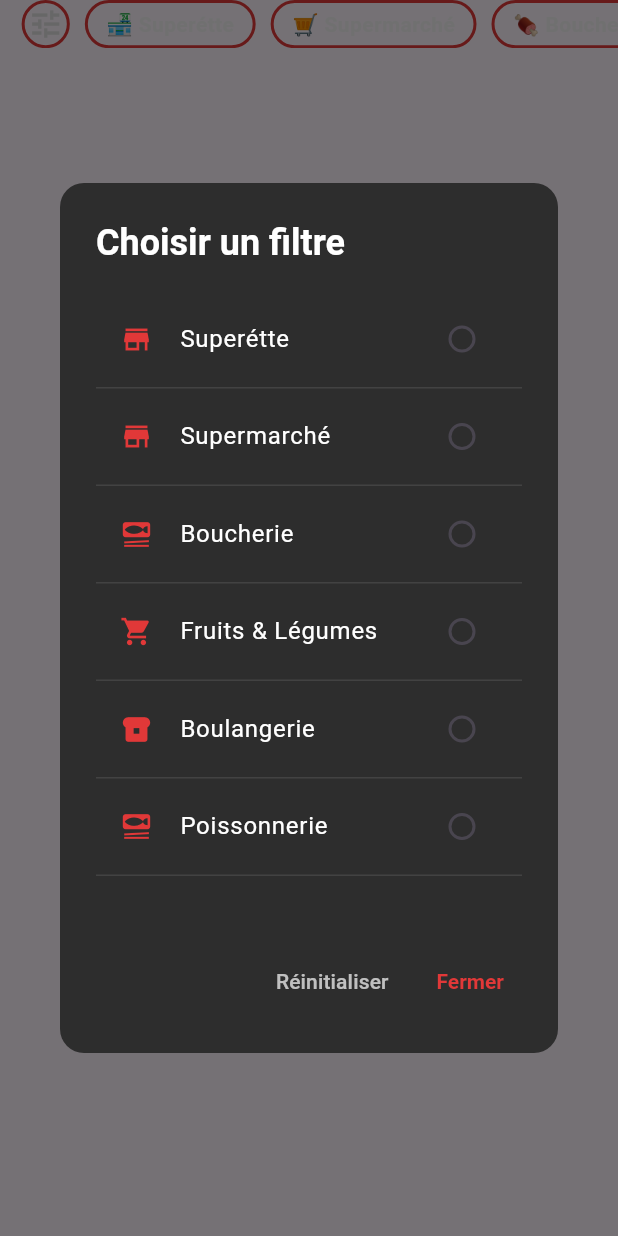
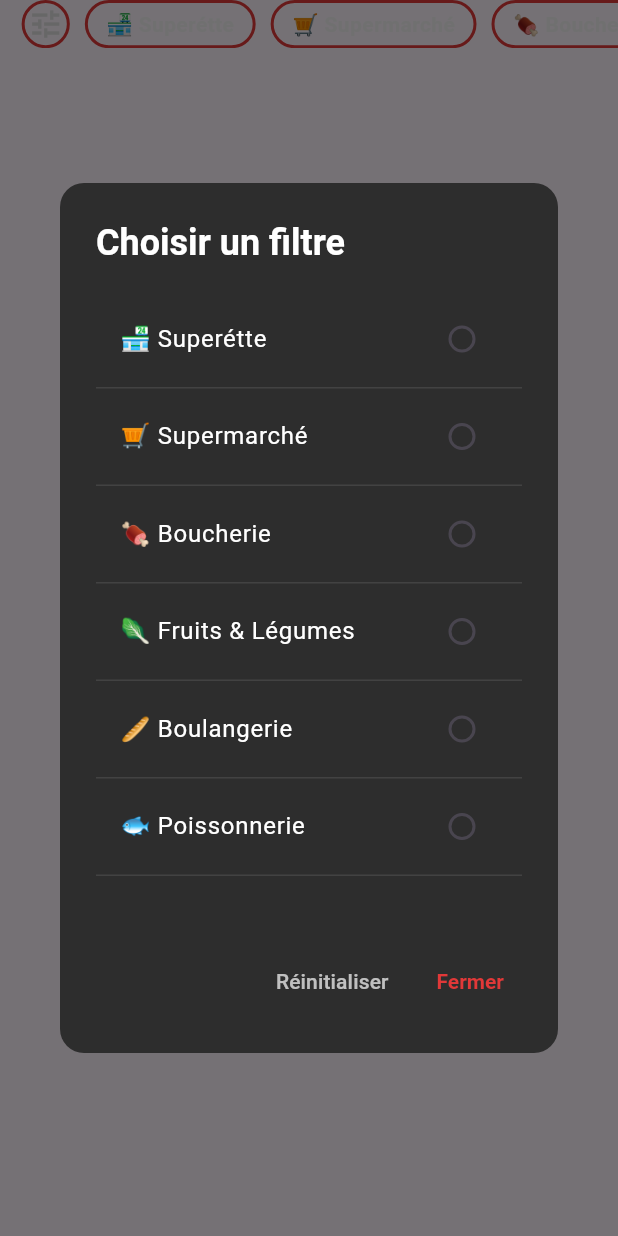
Before and after one commit to Tayeb-Bgh/QuickLiv, a Flutter app: the HorizontalRadioButtons widget shown alone on an empty page, opened directly, after a tap on the "tune" icon, on a phone screen of 412 x 824 dp. Run offline on Flutter 3.47's test engine with Material 3 defaults, Android fonts, the phone set to English and light mode, and no system bars; our stand-ins replace auto_size_text, card_swiper, curved_navigation_bar, device_info_plus, dio, dotted_line and 14 more; missing offline and left inert: flutter_polyline_points, light_dark_theme_toggle; accounts and stored records are empty; network calls fail.

Commit message:
Ma, fix filter problem on restaurant and grocery

```diff
--- a/mobileapp/lib/core/utils/utility_functions.dart
+++ b/mobileapp/lib/core/utils/utility_functions.dart
@@ -99,3 +99,7 @@ dynamic gramsToKg(int quantity) {
   double result = quantity / 1000;
   return result % 1 == 0 ? result.toInt() : result;
 }
+
+double roundToTwoDecimals(double value) {
+  return double.parse(value.toStringAsFixed(2));
+}
--- a/mobileapp/lib/features/customer/groceries/presentation/widgets/horizontal_radio_buttons.dart
+++ b/mobileapp/lib/features/customer/groceries/presentation/widgets/horizontal_radio_buttons.dart
@@ -10,15 +10,32 @@ class HorizontalRadioButtons extends ConsumerWidget {
   void _showFilterDialog(BuildContext context, WidgetRef ref) {
     final selected = ref.watch(selectedCategoryProvider);
     final isDarkMode = ref.watch(darkModeProvider);
+
     final categories = [
-      {'label': 'Superétte', 'icon': Icons.store},
-      {'label': "Supermarché", 'icon': Icons.store},
-      {'label': 'Boucherie', 'icon': Icons.set_meal},
-      {'label': "Fruits & Légumes", 'icon': Icons.local_grocery_store},
-      {'label': "Boulangerie", 'icon': Icons.breakfast_dining},
-      {'label': "Poissonnerie", 'icon': Icons.set_meal},
-      {'label': "Fromagerie", 'icon': Icons.lunch_dining},
-      {'label': "Épices", 'icon': Icons.eco},
+      {'value': 'Superétte', 'label': '🏪 Superétte', 'icon': Icons.store},
+      {'value': 'Supermarché', 'label': "🛒 Supermarché", 'icon': Icons.store},
+      {'value': 'Boucherie', 'label': '🍖 Boucherie', 'icon': Icons.set_meal},
+      {
+        'value': 'Fruits & Légumes',
+        'label': "🥬 Fruits & Légumes",
+        'icon': Icons.local_grocery_store,
+      },
+      {
+        'value': 'Boulangerie',
+        'label': "🥖 Boulangerie",
+        'icon': Icons.breakfast_dining,
+      },
+      {
+        'value': 'Poissonnerie',
+        'label': "🐟 Poissonnerie",
+        'icon': Icons.set_meal,
+      },
+      {
+        'value': 'Fromagerie',
+        'label': "🧀 Fromagerie",
+        'icon': Icons.lunch_dining,
+      },
+      {'value': 'Épices', 'label': "🌿 Épices", 'icon': Icons.eco},
     ];
 
     showDialog(
@@ -51,14 +68,14 @@ class HorizontalRadioButtons extends ConsumerWidget {
                     ),
                 itemBuilder: (context, index) {
                   final category = categories[index];
-                  final isSelected = selected == category['label'];
+                  final isSelected = selected == category['value'];
 
                   return ListTile(
-                    leading: Icon(
+                    /* leading: Icon(
                       category['icon'] as IconData,
                       color: kPrimaryRed,
                       size: 22,
-                    ),
+                    ), */
                     title: Text(
                       category['label'] as String,
                       style: TextStyle(
@@ -68,7 +85,7 @@ class HorizontalRadioButtons extends ConsumerWidget {
                       ),
                     ),
                     trailing: Radio<String>(
-                      value: category['label'] as String,
+                      value: category['value'] as String,
                       groupValue: selected,
                       onChanged: (value) {
                         ref.read(selectedCategoryProvider.notifier).state =
@@ -85,7 +102,7 @@ class HorizontalRadioButtons extends ConsumerWidget {
                     ),
                     onTap: () {
                       ref.read(selectedCategoryProvider.notifier).state =
-                          category['label'] as String;
+                          category['value'] as String;
                       Navigator.pop(context);
                     },
                     shape: RoundedRectangleBorder(
@@ -124,17 +141,33 @@ class HorizontalRadioButtons extends ConsumerWidget {
     final height = MediaQuery.of(context).size.height;
     final width = MediaQuery.of(context).size.width;
     final isDarkMode = ref.watch(darkModeProvider);
+    final selected = ref.watch(selectedCategoryProvider);
 
-    final selected = ref.watch(selectedCategoryProvider);
     final categories = [
-      {'label': '🏪 Superétte', 'icon': Icons.store},
-      {'label': "🛒 Supermarché", 'icon': Icons.store},
-      {'label': '🍖 Boucherie', 'icon': Icons.set_meal},
-      {'label': "🥬 Fruits & Légumes", 'icon': Icons.local_grocery_store},
-      {'label': "🥖 Boulangerie", 'icon': Icons.breakfast_dining},
-      {'label': "🐟 Poissonnerie", 'icon': Icons.set_meal},
-      {'label': "🧀 Fromagerie", 'icon': Icons.lunch_dining},
-      {'label': "🌿 Épices", 'icon': Icons.eco},
+      {'value': 'Superétte', 'label': '🏪 Superétte', 'icon': Icons.store},
+      {'value': 'Supermarché', 'label': "🛒 Supermarché", 'icon': Icons.store},
+      {'value': 'Boucherie', 'label': '🍖 Boucherie', 'icon': Icons.set_meal},
+      {
+        'value': 'Fruits & Légumes',
+        'label': "🥬 Fruits & Légumes",
+        'icon': Icons.local_grocery_store,
+      },
+      {
+        'value': 'Boulangerie',
+        'label': "🥖 Boulangerie",
+        'icon': Icons.breakfast_dining,
+      },
+      {
+        'value': 'Poissonnerie',
+        'label': "🐟 Poissonnerie",
+        'icon': Icons.set_meal,
+      },
+      {
+        'value': 'Fromagerie',
+        'label': "🧀 Fromagerie",
+        'icon': Icons.lunch_dining,
+      },
+      {'value': 'Épices', 'label': "🌿 Épices", 'icon': Icons.eco},
     ];
 
     return SizedBox(
@@ -142,16 +175,14 @@ class HorizontalRadioButtons extends ConsumerWidget {
       child: ListView.separated(
         scrollDirection: Axis.horizontal,
         padding: EdgeInsets.symmetric(horizontal: width * kDefaultPadding),
-        itemCount: categories.length + 1, // +1 pour le bouton settings
+        itemCount: categories.length + 1,
         separatorBuilder: (_, __) => const SizedBox(width: 10),
         itemBuilder: (context, index) {
-          // Premier élément = bouton settings
           if (index == 0) {
             return GestureDetector(
               onTap: () => _showFilterDialog(context, ref),
               child: Container(
-                width:
-                    height * 0.039, // Carré de la même hauteur que les autres
+                width: height * 0.039,
                 decoration: BoxDecoration(
                   color: Colors.transparent,
                   border: Border.all(color: kPrimaryRed, width: 2),
@@ -166,14 +197,13 @@ class HorizontalRadioButtons extends ConsumerWidget {
             );
           }
 
-          // Les autres éléments normaux
           final category = categories[index - 1];
-          final isSelected = selected == category['label'];
+          final isSelected = selected == category['value'];
 
           return GestureDetector(
             onTap: () {
-              final selected = isSelected ? null : category['label'] as String;
-              ref.read(selectedCategoryProvider.notifier).state = selected;
+              final newValue = isSelected ? null : category['value'] as String;
+              ref.read(selectedCategoryProvider.notifier).state = newValue;
             },
             child: AnimatedContainer(
               duration: const Duration(milliseconds: 200),
@@ -186,19 +216,7 @@ class HorizontalRadioButtons extends ConsumerWidget {
                 border: Border.all(color: kPrimaryRed, width: 2),
                 borderRadius: BorderRadius.circular(30),
               ),
-              child: Row(
-                children: [
-                  /*  Icon(
-                    category['icon'] as IconData,
-                    color:
-                        isSelected
-                            ? kSecondaryWhite
-                            : isDarkMode
-                            ? kSecondaryWhite
-                            : kPrimaryRed,
-                    size: width * 0.05,
-                  ), */
-                  Text(
+              child: Text(
                 category['label'] as String,
                 style: TextStyle(
                   color:
@@ -210,8 +228,6 @@ class HorizontalRadioButtons extends ConsumerWidget {
                   fontWeight: FontWeight.bold,
                 ),
               ),
-                ],
-              ),
             ),
           );
         },
--- a/mobileapp/lib/features/customer/orders/presentation/widgets/order_card_widget.dart
+++ b/mobileapp/lib/features/customer/orders/presentation/widgets/order_card_widget.dart
@@ -2,6 +2,7 @@ import 'package:flutter/material.dart';
 import 'package:flutter_riverpod/flutter_riverpod.dart';
 import 'package:mobileapp/core/config/dark_mode_provider.dart';
 import 'package:mobileapp/core/constants/constants.dart';
+import 'package:mobileapp/core/utils/utility_functions.dart';
 import 'package:mobileapp/features/customer/orders/business/entities/order_entity.dart';
 
 class OrderCard extends ConsumerWidget {
@@ -224,7 +225,7 @@ class OrderCard extends ConsumerWidget {
             const SizedBox(height: 8),
             // Total
             Text(
-              "${totalNet} DZD",
+              "${roundToTwoDecimals(totalNet)} DZD",
               style: const TextStyle(
                 color: kPrimaryRed,
                 fontWeight: FontWeight.bold,
```
Also changed, not shown: mobileapp/lib/features/customer/restaurants/presentation/widgets/horizontal_radio_buttons.dart (+53 -46 lines), 2 other files. Lines whose indentation alone changed are shown as unchanged.
